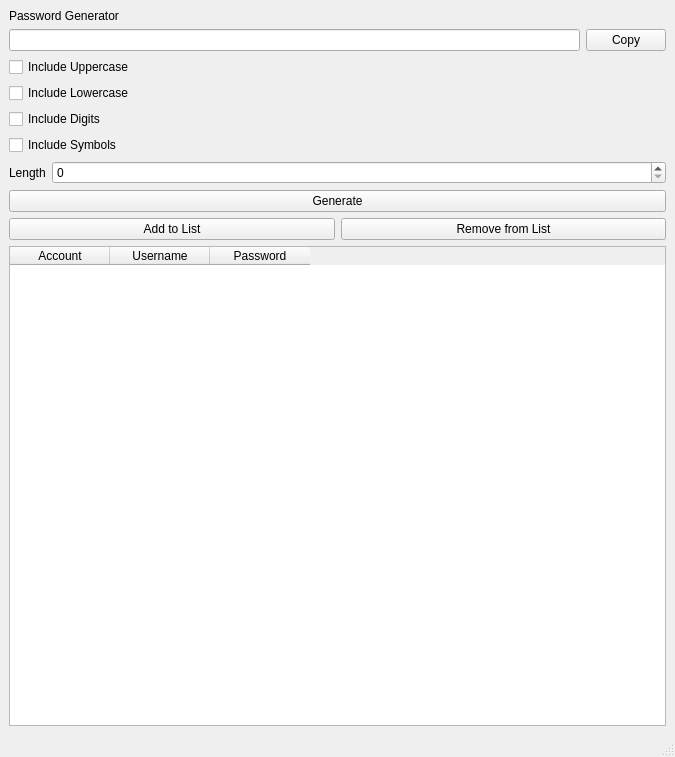
The window that Ui.ui (Pikehan/passgen) describes before a commit, drawn with Qt 5.
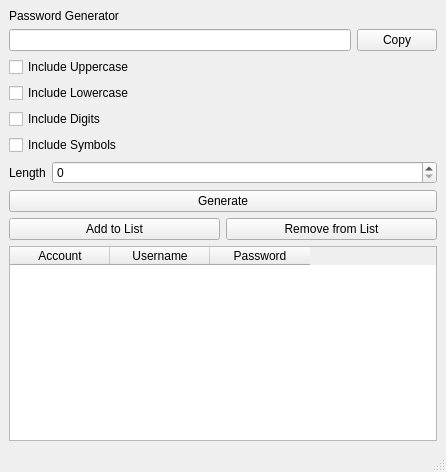
The same window after the commit.

Diff of the .ui file:
```diff
--- a/Ui.ui
+++ b/Ui.ui
@@ -6,14 +6,14 @@
    <rect>
     <x>0</x>
     <y>0</y>
-    <width>675</width>
-    <height>757</height>
+    <width>446</width>
+    <height>472</height>
    </rect>
   </property>
   <property name="minimumSize">
    <size>
-    <width>675</width>
-    <height>757</height>
+    <width>361</width>
+    <height>366</height>
    </size>
   </property>
   <property name="windowTitle">
```
